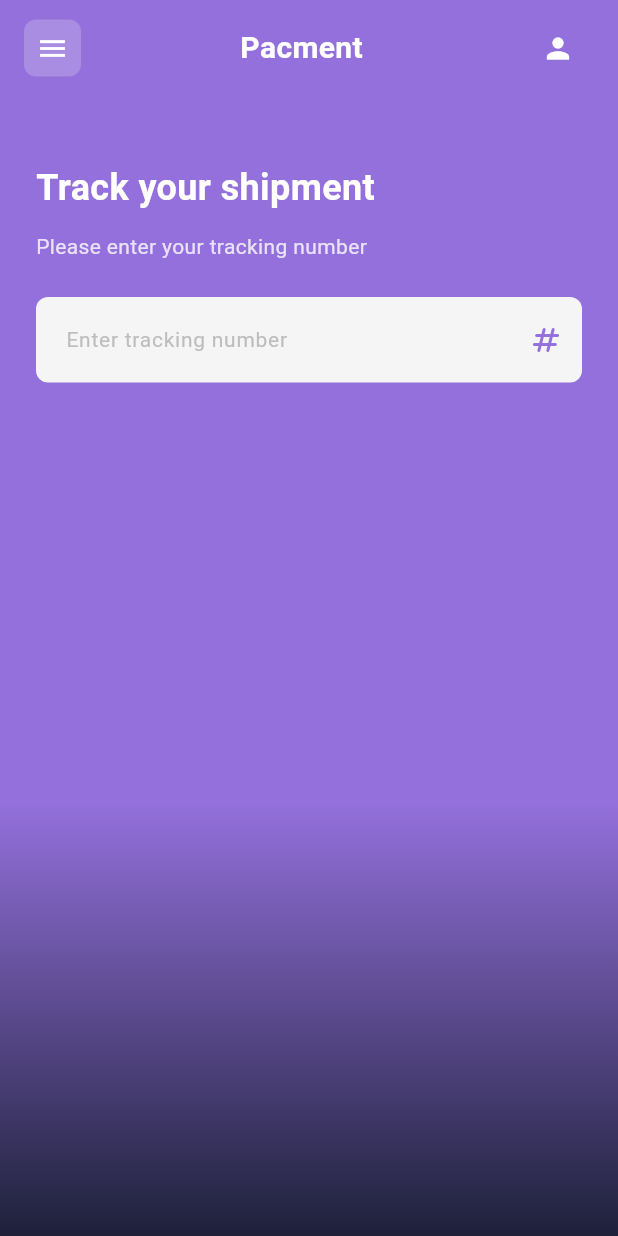
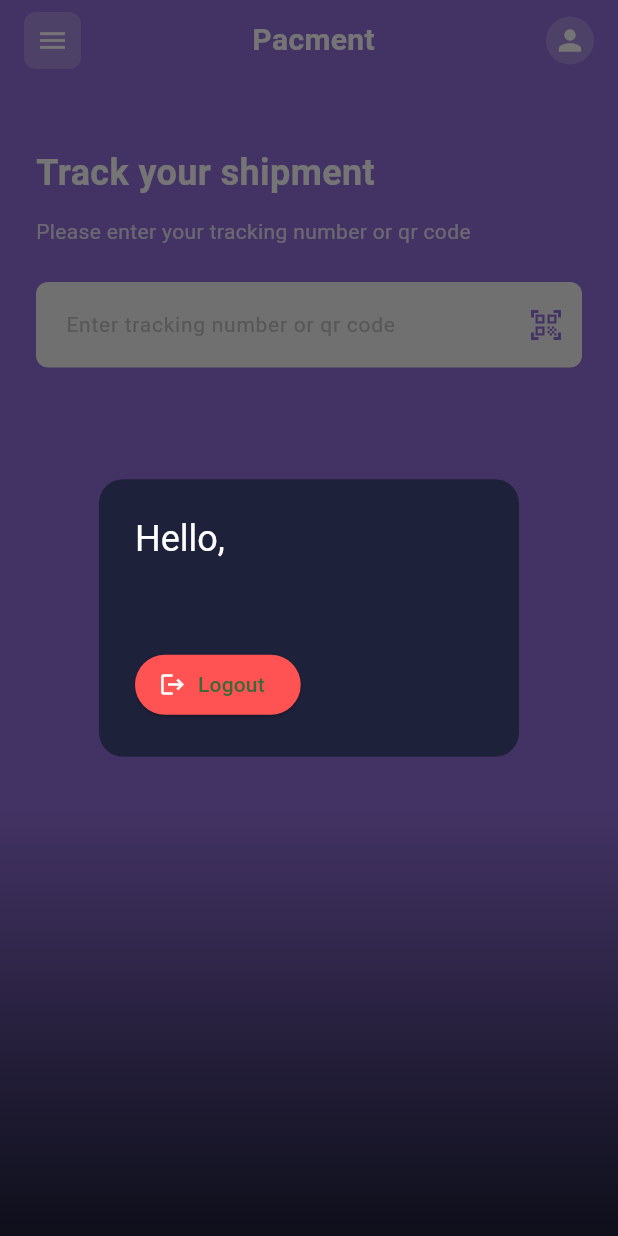
Before and after one commit to Muhammad-Hilmann-f/Pacment, a Flutter app: the DashboardScreen screen opened by its route, after a tap on the "person" icon, on a phone screen of 412 x 824 dp. Run offline on Flutter 3.47's test engine with Material 3 defaults, Android fonts, the light colour scheme and no system bars; our stand-ins replace firebase_auth, firebase_core; missing offline and left inert: qr_code_scanner_plus; accounts and stored records are empty; generated files the repository leaves out were written again.

Commit message:
Improves dashboard screen functionality
Enhances the dashboard screen by integrating QR code scanning functionality for easier tracking number input.

Adds a profile avatar with a logout option and refactors the UI for better readability and maintainability.

```diff
--- a/lib/views/dashboard/dashboard_screen.dart
+++ b/lib/views/dashboard/dashboard_screen.dart
@@ -1,6 +1,8 @@
-
 import 'package:flutter/material.dart';
-import '/widgets/custom_text_field.dart';
+import "package:firebase_auth/firebase_auth.dart";
+import '../../widgets/custom_text_field.dart';
+import '../../widgets/profile_avatar.dart';
+import '../qrCode/qr_scan_screen.dart';
 
 class DashboardScreen extends StatefulWidget {
   const DashboardScreen({super.key});
@@ -10,8 +12,8 @@ class DashboardScreen extends StatefulWidget {
 }
 
 class _DashboardScreenState extends State<DashboardScreen> {
-  final TextEditingController _trackingController = TextEditingController();
-  final TextEditingController _nameController = TextEditingController();
+  final _trackingController = TextEditingController();
+  final _nameController = TextEditingController();
 
   @override
   void dispose() {
@@ -25,27 +27,22 @@ class _DashboardScreenState extends State<DashboardScreen> {
     return Scaffold(
       body: Container(
         width: double.infinity,
-        decoration: const BoxDecoration(
+        decoration: BoxDecoration(
           gradient: LinearGradient(
             begin: Alignment.topCenter,
             end: Alignment.bottomCenter,
             colors: [
-              Color(0xFF9370DB), // Light purple
-              Color(0xFF1E213A), // Dark navy at bottom
+              const Color(0xFF9370DB),
+              const Color(0xFF1E213A),
             ],
-            stops: [0.65, 1.0],
+            stops: const [0.65, 1.0],
           ),
         ),
         child: SafeArea(
           child: Column(
             children: [
-              // App Bar
               _buildAppBar(),
-
-              // Main Content
-              Expanded(
-                child: _buildMainContent(),
-              ),
+              Expanded(child: _buildMainContent()),
             ],
           ),
         ),
@@ -59,8 +56,20 @@ class _DashboardScreenState extends State<DashboardScreen> {
       child: Row(
         mainAxisAlignment: MainAxisAlignment.spaceBetween,
         children: [
-          // Menu Icon
-          Container(
+          _buildMenuButton(),
+          _buildTitle(),
+          ProfileAvatar(
+            onTap: () {
+              _showProfileDialog(context);
+            },
+          ),
+        ],
+      ),
+    );
+  }
+
+  Widget _buildMenuButton() {
+    return Container(
       decoration: BoxDecoration(
         color: Colors.white.withOpacity(0.2),
         borderRadius: BorderRadius.circular(8),
@@ -71,28 +80,16 @@ class _DashboardScreenState extends State<DashboardScreen> {
         color: Colors.white,
         size: 22,
       ),
-          ),
+    );
+  }
 
-          // App Logo
-          Text('Pacment', style: TextStyle(fontSize: 20, fontWeight: FontWeight.bold, color: Colors.white),),
-
-
-          // Profile Icon
-          IconButton(
-            icon: const Icon(
-              Icons.person,
+  Widget _buildTitle() {
+    return const Text(
+      'Pacment',
+      style: TextStyle(
+        fontSize: 20,
+        fontWeight: FontWeight.bold,
         color: Colors.white,
-              size: 22,
-            ),
-            onPressed: () {
-              // Add your onPressed functionality here
-            },
-            padding: const EdgeInsets.all(8),
-            constraints: const BoxConstraints(),
-            splashRadius: 24,
-            color: Colors.white.withOpacity(0.2),
-          ),
-        ],
       ),
     );
   }
@@ -106,56 +103,100 @@ class _DashboardScreenState extends State<DashboardScreen> {
           crossAxisAlignment: CrossAxisAlignment.start,
           children: [
             const SizedBox(height: 20),
+            _buildHeading(),
+            const SizedBox(height: 12),
+            _buildSubheading(),
+            const SizedBox(height: 24),
+            _buildTextField(),
+            const SizedBox(height: 16),
+          ],
+        ),
+      ),
+    );
+  }
 
-            // Title
-            const Text(
+  Widget _buildHeading() {
+    return const Text(
       'Track your shipment',
       style: TextStyle(
         color: Colors.white,
         fontSize: 24,
         fontWeight: FontWeight.bold,
       ),
-            ),
+    );
+  }
 
-            const SizedBox(height: 12),
-
-            // Subtitle
-            Text(
-              'Please enter your tracking number',
+  Widget _buildSubheading() {
+    return Text(
+      'Please enter your tracking number or qr code',
       style: TextStyle(
         color: Colors.white.withOpacity(0.8),
         fontSize: 14,
       ),
+    );
+  }
+
+  Widget _buildTextField() {
+    return CustomTextField(
+      controller: _trackingController,
+      hintText: 'Enter tracking number or qr code',
+      suffixIcon: Icons.qr_code_scanner,
+      onSuffixIconTap: () async {
+        // Handle QR code scanning
+        final result = await Navigator.push(context, MaterialPageRoute(
+          builder: (context) => const QRScanScreen(),
         ),
+        );
+        if (result != null && result.isNotEmpty) {
+          setState(() {
+            _trackingController.text = result;
+          });
 
-            const SizedBox(height: 24),
+        }
+      },
+    );
+  }
 
-            // Tracking Number Input Field
-            CustomTextField(
-              controller: _trackingController,
-              hintText: 'Enter tracking number',
-              suffixIcon: Icons.numbers_rounded,
-              onSuffixIconTap: () {
-                // Handle QR code scanning
+  void _showProfileDialog(BuildContext context) {
+    final user = FirebaseAuth.instance.currentUser;
+
+    showDialog(
+      context: context,
+      builder: (context) {
+        return AlertDialog(
+          backgroundColor: const Color(0xFF1E213A),
+          shape: RoundedRectangleBorder(borderRadius: BorderRadius.circular(16)),
+          title: Text(
+            'Hello, ${user?.displayName ?? 'User'}',
+            style: const TextStyle(color: Colors.white),
+          ),
+          content: Column(
+            mainAxisSize: MainAxisSize.min,
+            crossAxisAlignment: CrossAxisAlignment.start,
+            children: [
+              if (user?.email != null)
+                Text(
+                  user!.email!,
+                  style: TextStyle(color: Colors.white.withOpacity(0.7)),
+                ),
+              const SizedBox(height: 20),
+              ElevatedButton.icon(
+                onPressed: () async {
+                  await FirebaseAuth.instance.signOut();
+                  if (context.mounted) {
+                    Navigator.of(context).pushReplacementNamed('/login');
+                  }
                 },
+                icon: const Icon(Icons.logout, color: Colors.white),
+                label: const Text('Logout'),
+                style: ElevatedButton.styleFrom(
+                  backgroundColor: Colors.redAccent,
                 ),
-
-            const SizedBox(height: 16),
-
-            // const SizedBox(height: 30),
-
-            // Delivery Illustration
-            // Center(
-            //   child: Image.asset(
-            //     'assets/images/delivery_illustration.png',
-            //     height: 200,
-            //     width: double.infinity,
-            //     fit: BoxFit.contain,
-            //   ),
-            // ),
+              ),
             ],
           ),
-      ),
+        );
+      },
     );
   }
 }
--- /dev/null
+++ b/lib/views/qrCode/qr_scan_screen.dart
@@ -0,0 +1,45 @@
+import 'package:flutter/material.dart';
+import 'package:qr_code_scanner_plus/qr_code_scanner_plus.dart';
+
+class QRScanScreen extends StatefulWidget {
+  const QRScanScreen({super.key});
+
+  @override
+  State<QRScanScreen> createState() => _QRScanScreenState();
+}
+
+class _QRScanScreenState extends State<QRScanScreen> {
+  final GlobalKey qrKey = GlobalKey(debugLabel: 'QR');
+  QRViewController? controller;
+
+  @override
+  void dispose() {
+    controller?.dispose();
+    super.dispose();
+  }
+
+  void _onQRViewCreated(QRViewController controller) {
+    this.controller = controller;
+    controller.scannedDataStream.listen((scanData) {
+      controller.pauseCamera();
+      Navigator.pop(context, scanData.code); // Kirim hasil QR ke halaman sebelumnya
+    });
+  }
+
+  @override
+  Widget build(BuildContext context) {
+    return Scaffold(
+      body: QRView(
+        key: qrKey,
+        onQRViewCreated: _onQRViewCreated,
+        overlay: QrScannerOverlayShape(
+          borderColor: Colors.deepPurple,
+          borderRadius: 10,
+          borderLength: 30,
+          borderWidth: 10,
+          cutOutSize: 250,
+        ),
+      ),
+    );
+  }
+}
--- /dev/null
+++ b/lib/widgets/profile_avatar.dart
@@ -0,0 +1,30 @@
+import 'package:flutter/material.dart';
+import 'package:firebase_auth/firebase_auth.dart';
+
+class ProfileAvatar extends StatelessWidget {
+  final VoidCallback? onTap;
+
+  const ProfileAvatar({super.key, this.onTap});
+
+  @override
+  Widget build(BuildContext context) {
+    final user = FirebaseAuth.instance.currentUser;
+
+    return MouseRegion(
+      cursor: SystemMouseCursors.click,
+      child: GestureDetector(
+        onTap: onTap,
+        child: CircleAvatar(
+          radius: 16,
+          backgroundColor: Colors.white.withOpacity(0.2),
+          backgroundImage: user?.photoURL != null
+              ? NetworkImage(user!.photoURL!)
+              : null,
+          child: user?.photoURL == null
+              ? const Icon(Icons.person, color: Colors.white, size: 22)
+              : null,
+        ),
+      ),
+    );
+  }
+}
--- a/pubspec.yaml
+++ b/pubspec.yaml
@@ -13,6 +13,7 @@ dependencies:
   google_fonts: ^6.1.0
   firebase_core: ^3.13.0
   firebase_auth: ^5.5.3
+  qr_code_scanner_plus: ^2.0.10+1
 
 dev_dependencies:
   flutter_test:
```
Also changed, not shown: pubspec.lock. Lines whose indentation alone changed are shown as unchanged.
